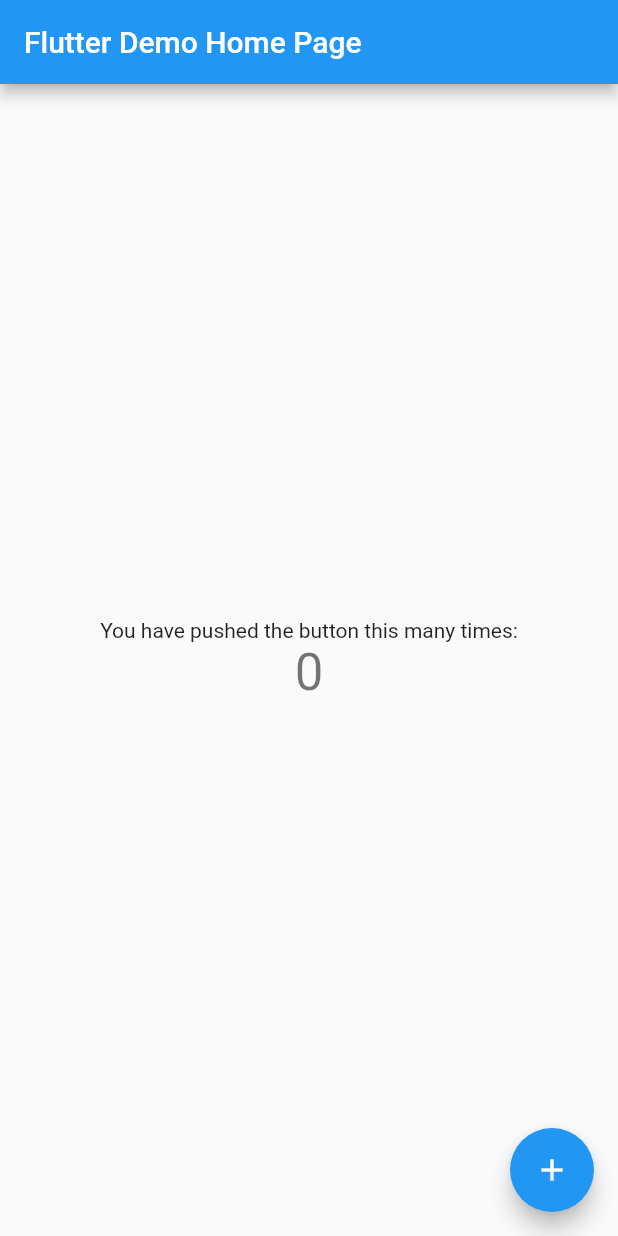
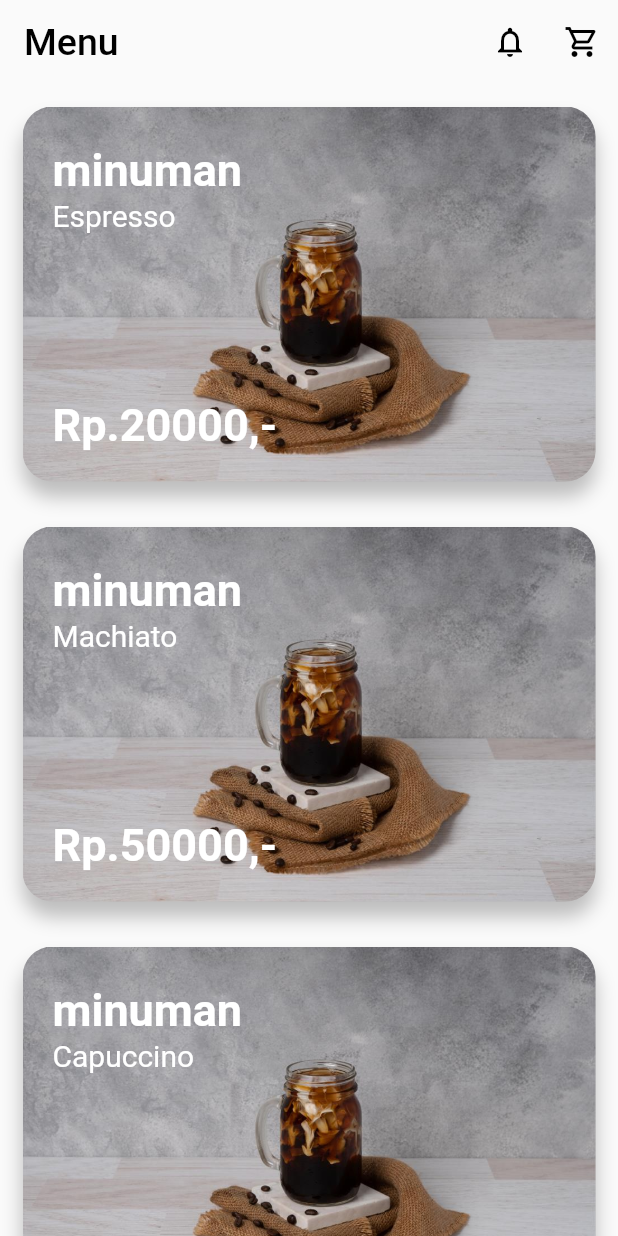
Before and after one commit to faizauthar12/flutter_KedaiKopi, a Flutter app: the screen it shows after launch, on a phone screen of 412 x 824 dp. Run offline on Flutter 3.47's test engine with Material 2 defaults, Android fonts, the phone set to English and light mode, and no system bars.

Commit message:
Kedai: main menu barebone code

```diff
--- a/lib/main.dart
+++ b/lib/main.dart
@@ -1,3 +1,5 @@
+import 'dart:ui';
+
 import 'package:flutter/material.dart';
 
 void main() {
@@ -9,7 +11,7 @@ class MyApp extends StatelessWidget {
   @override
   Widget build(BuildContext context) {
     return MaterialApp(
-      title: 'Flutter Demo',
+      debugShowCheckedModeBanner: false,
       theme: ThemeData(
         // This is the theme of your application.
         //
@@ -26,9 +28,18 @@ class MyApp extends StatelessWidget {
         // closer together (more dense) than on mobile platforms.
         visualDensity: VisualDensity.adaptivePlatformDensity,
       ),
-      home: MyHomePage(title: 'Flutter Demo Home Page'),
+      home: MyHomePage(title: 'Menu'),
     );
   }
+}
+
+class Menu {
+  final String category;
+  final String title;
+  final int price;
+  final String image;
+  final String tag;
+  Menu({this.category, this.title, this.price, this.image, this.tag});
 }
 
 class MyHomePage extends StatefulWidget {
@@ -44,24 +55,69 @@ class MyHomePage extends StatefulWidget {
   // always marked "final".
 
   final String title;
-
   @override
   _MyHomePageState createState() => _MyHomePageState();
 }
 
 class _MyHomePageState extends State<MyHomePage> {
-  int _counter = 0;
-
-  void _incrementCounter() {
-    setState(() {
-      // This call to setState tells the Flutter framework that something has
-      // changed in this State, which causes it to rerun the build method below
-      // so that the display can reflect the updated values. If we changed
-      // _counter without calling setState(), then the build method would not be
-      // called again, and so nothing would appear to happen.
-      _counter++;
-    });
-  }
+  final List<Menu> menus = [
+    Menu(
+      category: "minuman",
+      title: "Espresso",
+      price: 20000,
+      image: 'assets/images/one.jpg',
+      tag: '1',
+    ),
+    Menu(
+      category: "minuman",
+      title: "Machiato",
+      price: 50000,
+      image: 'assets/images/one.jpg',
+      tag: '2',
+    ),
+    Menu(
+      category: "minuman",
+      title: "Capuccino",
+      price: 30000,
+      image: 'assets/images/one.jpg',
+      tag: '3',
+    ),
+    Menu(
+      category: "minuman",
+      title: "Cupertino",
+      price: 15000,
+      image: 'assets/images/one.jpg',
+      tag: '4',
+    ),
+    Menu(
+      category: "minuman",
+      title: "Juice",
+      price: 20000,
+      image: 'assets/images/one.jpg',
+      tag: '5',
+    ),
+    Menu(
+      category: "minuman",
+      title: "Blass",
+      price: 20000,
+      image: 'assets/images/one.jpg',
+      tag: '6',
+    ),
+    Menu(
+      category: "minuman",
+      title: "Bliss",
+      price: 20000,
+      image: 'assets/images/one.jpg',
+      tag: '7',
+    ),
+    Menu(
+      category: "minuman",
+      title: "Hi",
+      price: 20000,
+      image: 'assets/images/one.jpg',
+      tag: '8',
+    ),
+  ];
 
   @override
   Widget build(BuildContext context) {
@@ -73,45 +129,104 @@ class _MyHomePageState extends State<MyHomePage> {
     // than having to individually change instances of widgets.
     return Scaffold(
       appBar: AppBar(
-        // Here we take the value from the MyHomePage object that was created by
-        // the App.build method, and use it to set our appbar title.
-        title: Text(widget.title),
+        elevation: 0,
+        backgroundColor: Colors.transparent,
+        leading: null,
+        title: Text(
+          widget.title,
+          style: TextStyle(color: Colors.black, fontSize: 25),
         ),
-      body: Center(
-        // Center is a layout widget. It takes a single child and positions it
-        // in the middle of the parent.
+        brightness: Brightness.light,
+        actions: <Widget>[
+          IconButton(
+            icon: Icon(Icons.notifications_none),
+            onPressed: () {},
+            color: Colors.black,
+          ),
+          IconButton(
+            icon: Icon(Icons.shopping_cart_outlined),
+            onPressed: () {},
+            color: Colors.black,
+          )
+        ],
+      ),
+      body: ListView.builder(
+        itemCount: menus.length,
+        padding: EdgeInsets.all(15),
+        itemBuilder: (context, index) {
+          return Hero(
+            tag: menus[index].tag,
+            child: GestureDetector(
+              onTap: () {},
+              child: Container(
+                height: 250,
+                width: double.infinity,
+                padding: EdgeInsets.all(20),
+                margin: EdgeInsets.only(bottom: 30),
+                decoration: BoxDecoration(
+                  borderRadius: BorderRadius.circular(20),
+                  image: DecorationImage(
+                    image: AssetImage(
+                      menus[index].image,
+                    ),
+                    fit: BoxFit.cover,
+                  ),
+                  boxShadow: [
+                    BoxShadow(
+                      color: Colors.grey[400],
+                      blurRadius: 10,
+                      offset: Offset(0, 10),
+                    )
+                  ],
+                ),
                 child: Column(
-          // Column is also a layout widget. It takes a list of children and
-          // arranges them vertically. By default, it sizes itself to fit its
-          // children horizontally, and tries to be as tall as its parent.
-          //
-          // Invoke "debug painting" (press "p" in the console, choose the
-          // "Toggle Debug Paint" action from the Flutter Inspector in Android
-          // Studio, or the "Toggle Debug Paint" command in Visual Studio Code)
-          // to see the wireframe for each widget.
-          //
-          // Column has various properties to control how it sizes itself and
-          // how it positions its children. Here we use mainAxisAlignment to
-          // center the children vertically; the main axis here is the vertical
-          // axis because Columns are vertical (the cross axis would be
-          // horizontal).
-          mainAxisAlignment: MainAxisAlignment.center,
+                  crossAxisAlignment: CrossAxisAlignment.start,
+                  mainAxisAlignment: MainAxisAlignment.spaceBetween,
                   children: <Widget>[
-            Text(
-              'You have pushed the button this many times:',
+                    Row(
+                      crossAxisAlignment: CrossAxisAlignment.start,
+                      children: <Widget>[
+                        Expanded(
+                          child: Column(
+                            crossAxisAlignment: CrossAxisAlignment.start,
+                            children: <Widget>[
+                              SizedBox(
+                                height: 5,
                               ),
                               Text(
-              '$_counter',
-              style: Theme.of(context).textTheme.headline4,
+                                menus[index].category,
+                                style: TextStyle(
+                                    color: Colors.white,
+                                    fontSize: 30,
+                                    fontWeight: FontWeight.bold),
+                              ),
+                              SizedBox(
+                                height: 1,
+                              ),
+                              Text(
+                                menus[index].title,
+                                style: TextStyle(
+                                    color: Colors.white, fontSize: 20),
                               ),
                             ],
                           ),
                         ),
-      floatingActionButton: FloatingActionButton(
-        onPressed: _incrementCounter,
-        tooltip: 'Increment',
-        child: Icon(Icons.add),
-      ), // This trailing comma makes auto-formatting nicer for build methods.
+                      ],
+                    ),
+                    Text(
+                      "Rp." + menus[index].price.toString() + ",-",
+                      style: TextStyle(
+                          color: Colors.white,
+                          fontSize: 30,
+                          fontWeight: FontWeight.bold),
+                    ),
+                  ],
+                ),
+              ),
+            ),
+          );
+        },
+      ),
     );
   }
 }
--- a/pubspec.yaml
+++ b/pubspec.yaml
@@ -45,7 +45,8 @@ flutter:
   uses-material-design: true
 
   # To add assets to your application, add an assets section, like this:
-  # assets:
+  assets:
+   - assets/images/
   #   - images/a_dot_burr.jpeg
   #   - images/a_dot_ham.jpeg
 
```
Also changed, not shown: assets/images/one.jpg (added), 1 other file. Lines whose indentation alone changed are shown as unchanged.
